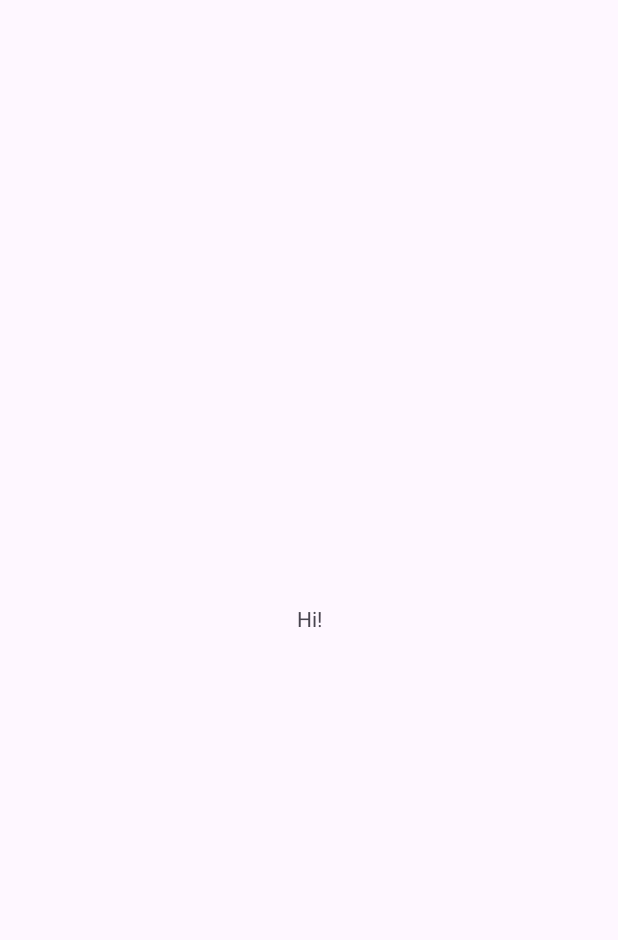
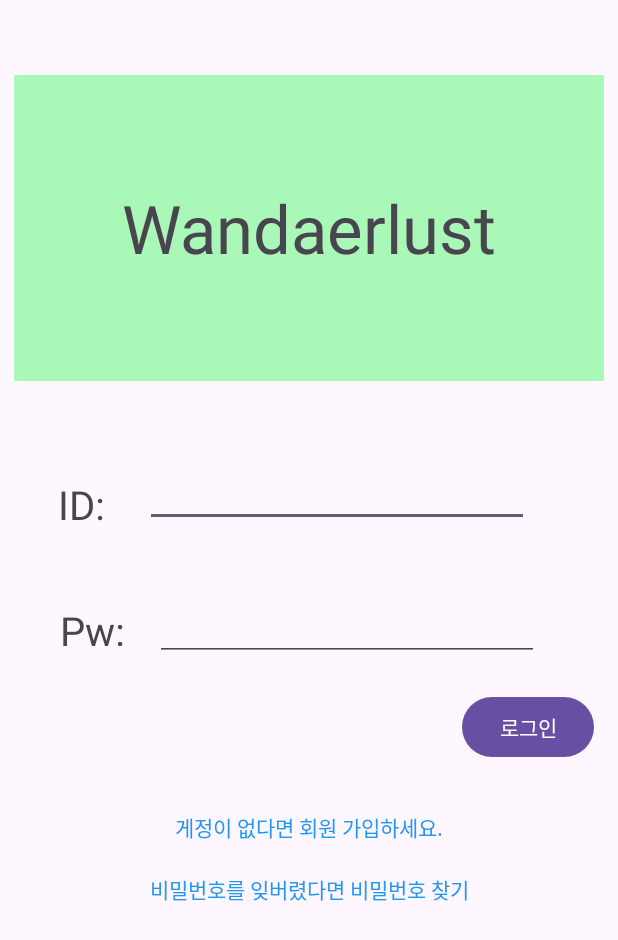
Before and after one commit to sotisz/MobileProject, an Android app: the screen it shows after launch (MainActivity), on a phone screen of 412 x 824 dp. Before the commit the part shown is almost empty. Shown: the top 940 px of the screen. Run offline under Robolectric (Android 15) with nearby library versions, the phone set to English and light mode, and no system bars.

Commit message:
로그인 화면

```diff
--- a/app/src/main/res/layout/activity_main.xml
+++ b/app/src/main/res/layout/activity_main.xml
@@ -8,12 +8,92 @@
     tools:context=".MainActivity">
 
     <TextView
+        android:id="@+id/titleName"
         android:layout_width="wrap_content"
         android:layout_height="wrap_content"
-        android:text="Hi!"
-        app:layout_constraintBottom_toBottomOf="parent"
-        app:layout_constraintEnd_toEndOf="parent"
-        app:layout_constraintStart_toStartOf="parent"
-        app:layout_constraintTop_toTopOf="parent" />
+        android:text="Wandaerlust"
+        android:layout_marginTop="50dp"
+        android:padding="72dp"
+        android:textSize="20pt"
+        android:background="#AAF8B8"
+        app:layout_constraintLeft_toLeftOf="parent"
+        app:layout_constraintTop_toTopOf="parent"
+        app:layout_constraintRight_toRightOf="parent"/>
+
+    <TextView
+        android:id="@+id/LoginIdName"
+        android:layout_width="wrap_content"
+        android:layout_height="wrap_content"
+        android:text=" ID: "
+        android:textSize="12pt"
+        android:layout_marginTop="64dp"
+        android:layout_marginLeft="32dp"
+        app:layout_constraintTop_toBottomOf="@id/titleName"
+        app:layout_constraintLeft_toLeftOf="parent"/>
+
+    <EditText
+        android:id="@+id/LoginIdText"
+        android:layout_width="wrap_content"
+        android:layout_height="wrap_content"
+        android:layout_marginTop="52dp"
+        android:layout_marginRight="40dp"
+        android:ems="12"
+        app:layout_constraintTop_toBottomOf="@id/titleName"
+        app:layout_constraintLeft_toRightOf="@+id/LoginIdName"
+        app:layout_constraintRight_toRightOf="parent"/>
+
+    <TextView
+        android:id="@+id/LoginPwName"
+        android:layout_width="wrap_content"
+        android:layout_height="wrap_content"
+        android:text="Pw: "
+        android:textSize="12pt"
+        android:layout_marginTop="48dp"
+        android:layout_marginLeft="40dp"
+        app:layout_constraintTop_toBottomOf="@id/LoginIdName"
+        app:layout_constraintLeft_toLeftOf="parent"/>
+
+    <EditText
+        android:id="@+id/LoginPwText"
+        android:layout_width="wrap_content"
+        android:layout_height="wrap_content"
+        android:layout_marginTop="44dp"
+        android:layout_marginRight="40dp"
+        android:ems="12"
+        app:layout_constraintTop_toBottomOf="@id/LoginIdText"
+        app:layout_constraintLeft_toRightOf="@+id/LoginPwName"
+        app:layout_constraintRight_toRightOf="parent"/>
+
+    <Button
+        android:layout_width="wrap_content"
+        android:layout_height="wrap_content"
+        android:layout_marginRight="16dp"
+        android:layout_marginTop="20dp"
+        android:text="로그인"
+        app:layout_constraintTop_toBottomOf="@+id/LoginPwText"
+        app:layout_constraintRight_toRightOf="parent" />
+
+    <TextView
+        android:id="@+id/SignUP"
+        android:layout_width="wrap_content"
+        android:layout_height="wrap_content"
+        android:text="게정이 없다면 회원 가입하세요."
+        android:layout_marginTop="100dp"
+        android:textColor="#2196F3"
+        app:layout_constraintTop_toBottomOf="@id/LoginPwText"
+        app:layout_constraintLeft_toLeftOf="parent"
+        app:layout_constraintRight_toRightOf="parent"/>
+
+    <TextView
+        android:layout_width="wrap_content"
+        android:layout_height="wrap_content"
+        android:text="비밀번호를 잊버렸다면 비밀번호 찾기"
+        android:layout_marginTop="20dp"
+        android:textColor="#2196F3"
+        app:layout_constraintTop_toBottomOf="@id/SignUP"
+        app:layout_constraintLeft_toLeftOf="parent"
+        app:layout_constraintRight_toRightOf="parent"/>
+
+
 
 </androidx.constraintlayout.widget.ConstraintLayout>
```
